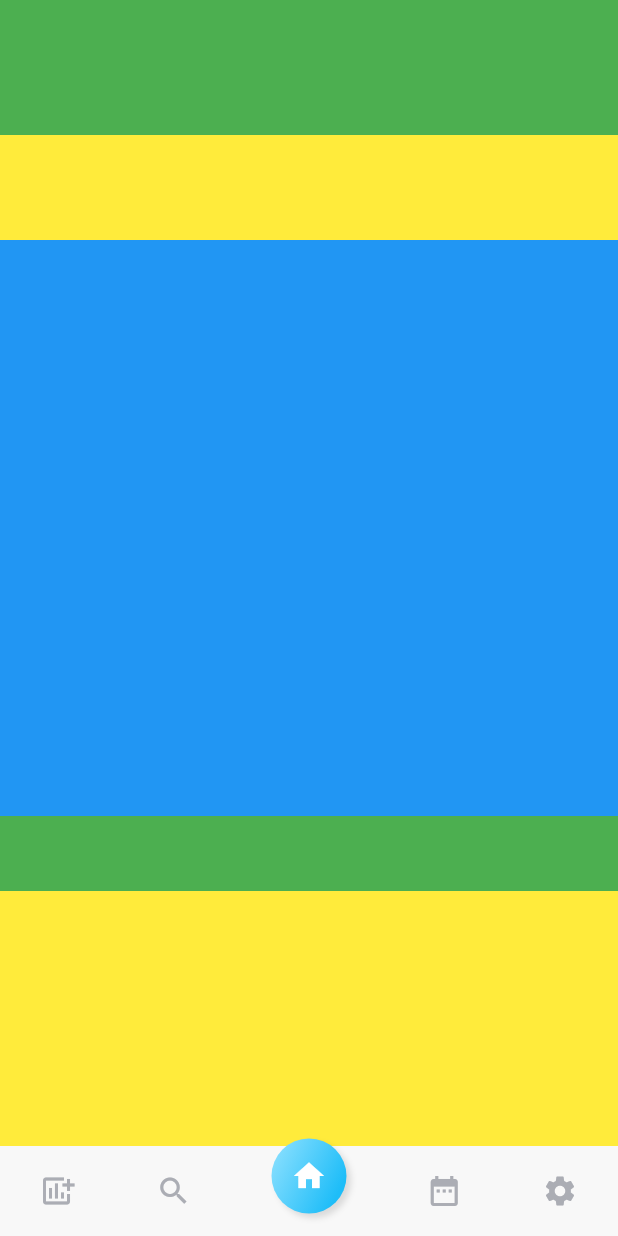
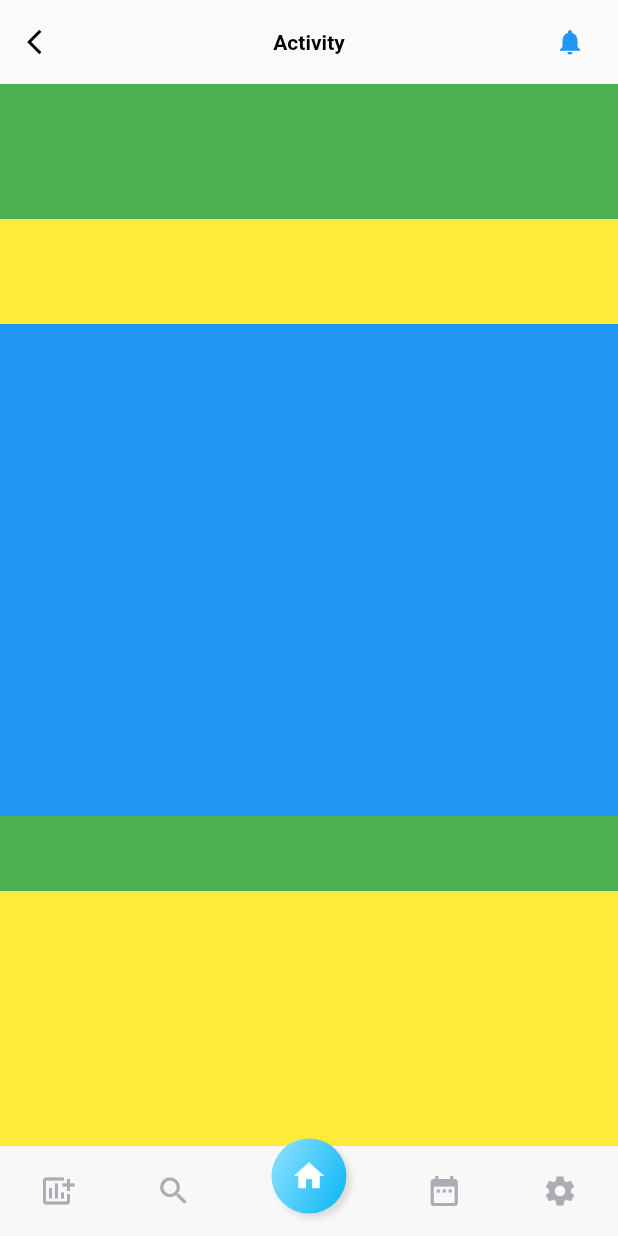
Before and after one commit to dumasrobert13/FlutterFinals, a Flutter app: the screen it shows after launch, after a tap on "Running", on a phone screen of 412 x 824 dp. Run offline on Flutter 3.47's test engine with Material 2 defaults, Android fonts, the phone set to English and light mode, and no system bars.

Commit message:
added the app bar in details.dart

```diff
--- a/lib/pages/details/details.dart
+++ b/lib/pages/details/details.dart
@@ -12,6 +12,34 @@ class DetailsPage extends StatelessWidget {
   @override
   Widget build(BuildContext context) {
     return Scaffold(
+      appBar: AppBar(
+        backgroundColor: Colors.transparent,
+        elevation: 0,
+        leading: IconButton(
+          onPressed: () {},
+          icon: Icon(
+            Icons.arrow_back_ios,
+            color: Colors.black,
+            size: 20,
+          ),
+        ),
+        title: Text(
+          'Activity',
+          style: TextStyle(
+              color: Colors.black, fontWeight: FontWeight.bold, fontSize: 14),
+        ),
+        centerTitle: true,
+        actions: [
+          TextButton(
+            onPressed: () {},
+            child: Icon(
+              Icons.notifications,
+              size: 20,
+            ),
+
+          )
+        ],
+      ),
       body: Column(
         children: [
           Dates(),
--- a/lib/pages/home/widgets/current.dart
+++ b/lib/pages/home/widgets/current.dart
@@ -84,7 +84,7 @@ class Program extends StatelessWidget {
           image: DecorationImage(
             colorFilter: ColorFilter.mode(
                 active ? Color(0xff099ab3) : Colors.white.withOpacity(0.5),
-                BlendMode.softLight),
+                BlendMode.lighten),
             image: program.image,
             fit: BoxFit.cover,
           ),
```
